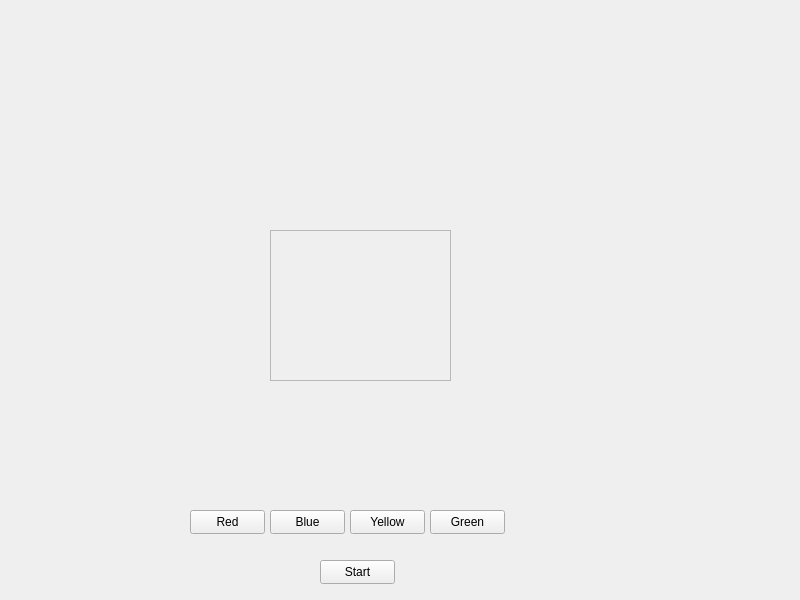
This is Module_2/game_memory/gamewidget.ui in 1Creech12/NeuroBoost as Qt 5 draws it before an edit. The edited form follows.
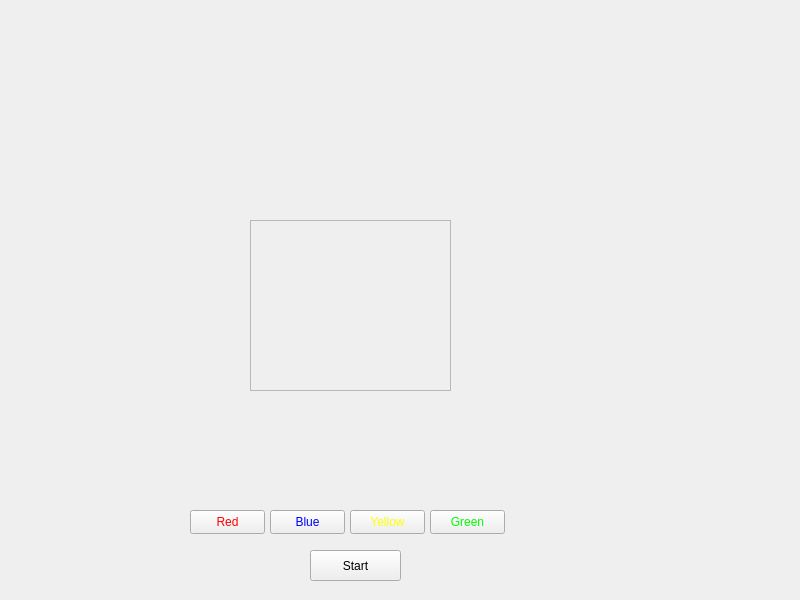
This is the edited form.

The edit to the form file:
```diff
--- a/Module_2/game_memory/gamewidget.ui
+++ b/Module_2/game_memory/gamewidget.ui
@@ -22,6 +22,9 @@
      <height>24</height>
     </rect>
    </property>
+   <property name="styleSheet">
+    <string notr="true">color: rgb(255, 0, 0);</string>
+   </property>
    <property name="text">
     <string>Red</string>
    </property>
@@ -35,6 +38,9 @@
      <height>24</height>
     </rect>
    </property>
+   <property name="styleSheet">
+    <string notr="true">color: rgb(0, 0, 255);</string>
+   </property>
    <property name="text">
     <string>Blue</string>
    </property>
@@ -48,6 +54,9 @@
      <height>24</height>
     </rect>
    </property>
+   <property name="styleSheet">
+    <string notr="true">color: rgb(255, 255, 0);</string>
+   </property>
    <property name="text">
     <string>Yellow</string>
    </property>
@@ -61,6 +70,9 @@
      <height>24</height>
     </rect>
    </property>
+   <property name="styleSheet">
+    <string notr="true">color: rgb(0, 255, 0);</string>
+   </property>
    <property name="text">
     <string>Green</string>
    </property>
@@ -68,10 +80,10 @@
   <widget class="QFrame" name="colorDisplay">
    <property name="geometry">
     <rect>
-     <x>270</x>
-     <y>230</y>
-     <width>181</width>
-     <height>151</height>
+     <x>250</x>
+     <y>220</y>
+     <width>201</width>
+     <height>171</height>
     </rect>
    </property>
    <property name="frameShape">
@@ -97,9 +109,9 @@
   <widget class="QLabel" name="statusLabel">
    <property name="geometry">
     <rect>
-     <x>280</x>
+     <x>220</x>
      <y>30</y>
-     <width>151</width>
+     <width>291</width>
      <height>51</height>
     </rect>
    </property>
@@ -113,10 +125,10 @@
   <widget class="QPushButton" name="startButton">
    <property name="geometry">
     <rect>
-     <x>320</x>
-     <y>560</y>
-     <width>75</width>
-     <height>24</height>
+     <x>310</x>
+     <y>550</y>
+     <width>91</width>
+     <height>31</height>
     </rect>
    </property>
    <property name="text">
@@ -126,10 +138,10 @@
   <widget class="QLabel" name="sequenceLabel">
    <property name="geometry">
     <rect>
-     <x>590</x>
-     <y>30</y>
-     <width>191</width>
-     <height>101</height>
+     <x>50</x>
+     <y>80</y>
+     <width>81</width>
+     <height>31</height>
     </rect>
    </property>
    <property name="text">
```
Left out of the diff: 2 changed lines with no effect on the pictures.
